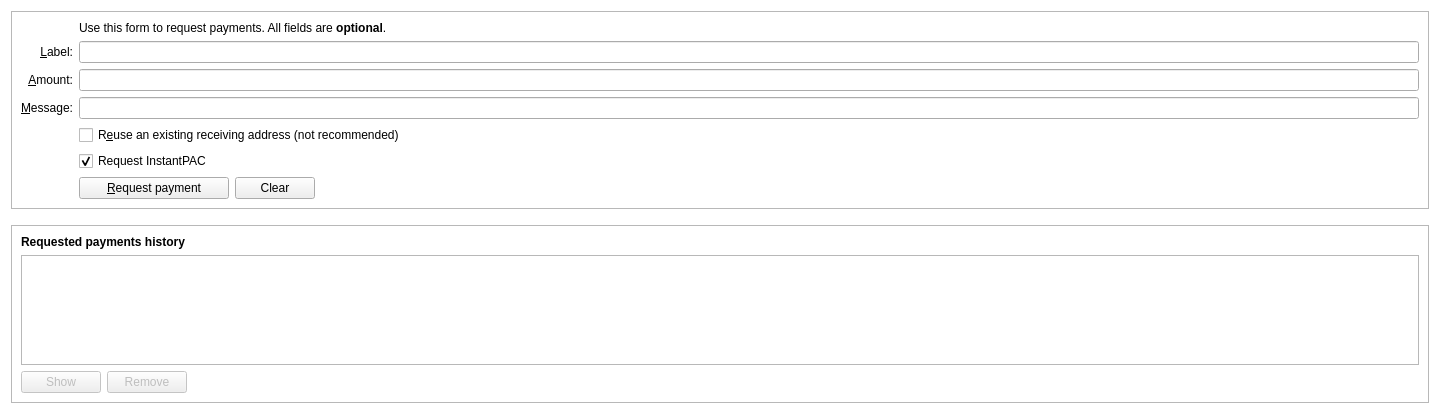
This is src/qt/forms/receivecoinsdialog.ui in PACCommunity/PAC as Qt 5 draws it before an edit. The edited form follows.
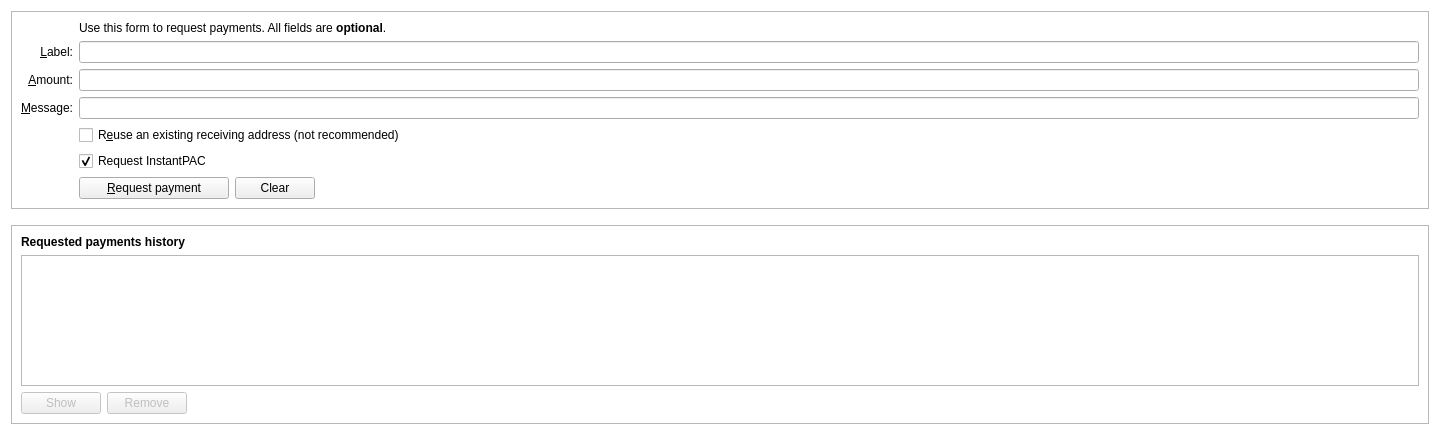
This is the edited form. Custom widgets are drawn as their Qt base class.

Commit message: SpinBox style and Table style

Patch:
```diff
--- a/src/qt/forms/receivecoinsdialog.ui
+++ b/src/qt/forms/receivecoinsdialog.ui
@@ -7,7 +7,7 @@
     <x>0</x>
     <y>0</y>
     <width>1440</width>
-    <height>414</height>
+    <height>435</height>
    </rect>
   </property>
   <property name="styleSheet">
```
The commit also changes 4 other files.
